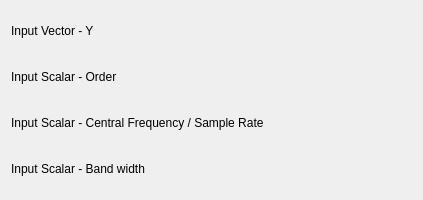
Qt form src/plugins/filters/butterworth_bandstop/filterbutterworthbandstopconfig.ui (Kst-plot/kst) before a commit.
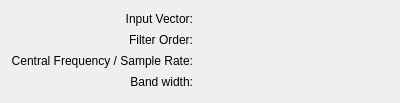
The same form after that commit. Custom widgets are drawn as their Qt base class.

```diff
--- a/src/plugins/filters/butterworth_bandstop/filterbutterworthbandstopconfig.ui
+++ b/src/plugins/filters/butterworth_bandstop/filterbutterworthbandstopconfig.ui
@@ -1,12 +1,12 @@
 <ui version="4.0" >
  <class>FilterButterworthBandStopConfig</class>
- <widget class="QWidget" name="FilterButterworthBandStopConfig" >
-  <property name="geometry" >
+ <widget class="QWidget" name="FilterButterworthBandStopConfig">
+  <property name="geometry">
    <rect>
     <x>0</x>
     <y>0</y>
-    <width>423</width>
-    <height>200</height>
+    <width>400</width>
+    <height>103</height>
    </rect>
   </property>
   <property name="minimumSize" >
@@ -15,161 +15,126 @@
     <height>0</height>
    </size>
   </property>
-  <layout class="QVBoxLayout" name="verticalLayout" >
-   <item>
-    <layout class="QHBoxLayout" name="horizontalLayout_4" >
-     <item>
-      <widget class="QLabel" name="label_3" >
-       <property name="sizePolicy" >
-        <sizepolicy vsizetype="Fixed" hsizetype="Fixed" >
+  <layout class="QGridLayout" name="gridLayout">
+   <item row="0" column="0">
+    <widget class="QLabel" name="label_3">
+     <property name="sizePolicy">
+      <sizepolicy hsizetype="Preferred" vsizetype="Fixed">
          <horstretch>0</horstretch>
          <verstretch>0</verstretch>
         </sizepolicy>
        </property>
-       <property name="text" >
-        <string>Input Vector - Y</string>
-       </property>
-       <property name="wordWrap" >
+     <property name="text">
+      <string>Input Vector:</string>
+     </property>
+     <property name="alignment">
+      <set>Qt::AlignRight|Qt::AlignTrailing|Qt::AlignVCenter</set>
+     </property>
+     <property name="wordWrap">
         <bool>false</bool>
        </property>
       </widget>
      </item>
-     <item>
-      <spacer name="horizontalSpacer" >
-       <property name="orientation" >
-        <enum>Qt::Horizontal</enum>
-       </property>
-       <property name="sizeHint" stdset="0" >
-        <size>
-         <width>40</width>
-         <height>20</height>
-        </size>
-       </property>
-      </spacer>
-     </item>
-     <item>
-      <widget class="Kst::VectorSelector" native="1" name="_vector" >
-       <property name="sizePolicy" >
-        <sizepolicy vsizetype="Preferred" hsizetype="Expanding" >
+   <item row="0" column="1">
+    <widget class="Kst::VectorSelector" name="_vector" native="true">
+     <property name="sizePolicy">
+      <sizepolicy hsizetype="Expanding" vsizetype="Preferred">
          <horstretch>0</horstretch>
          <verstretch>0</verstretch>
         </sizepolicy>
        </property>
       </widget>
      </item>
-    </layout>
-   </item>
-   <item>
-    <layout class="QHBoxLayout" name="horizontalLayout_3" >
-     <item>
-      <widget class="QLabel" name="label_4" >
-       <property name="sizePolicy" >
-        <sizepolicy vsizetype="Fixed" hsizetype="Fixed" >
+   <item row="1" column="0">
+    <widget class="QLabel" name="label_4">
+     <property name="sizePolicy">
+      <sizepolicy hsizetype="Preferred" vsizetype="Fixed">
          <horstretch>0</horstretch>
          <verstretch>0</verstretch>
         </sizepolicy>
        </property>
-       <property name="text" >
-        <string>Input Scalar - Order</string>
-       </property>
-       <property name="wordWrap" >
+     <property name="text">
+      <string>Filter Order:</string>
+     </property>
+     <property name="alignment">
+      <set>Qt::AlignRight|Qt::AlignTrailing|Qt::AlignVCenter</set>
+     </property>
+     <property name="wordWrap">
         <bool>false</bool>
        </property>
       </widget>
      </item>
-     <item>
-      <spacer name="horizontalSpacer_2" >
-       <property name="orientation" >
-        <enum>Qt::Horizontal</enum>
-       </property>
-       <property name="sizeHint" stdset="0" >
-        <size>
-         <width>40</width>
-         <height>20</height>
-        </size>
-       </property>
-      </spacer>
-     </item>
-     <item>
-      <widget class="Kst::ScalarSelector" native="1" name="_scalarOrder" />
-     </item>
-    </layout>
-   </item>
-   <item>
-    <layout class="QHBoxLayout" name="horizontalLayout_2" >
-     <item>
-      <widget class="QLabel" name="label_5" >
-       <property name="sizePolicy" >
-        <sizepolicy vsizetype="Fixed" hsizetype="Fixed" >
+   <item row="1" column="1">
+    <widget class="Kst::ScalarSelector" name="_scalarOrder" native="true">
+     <property name="sizePolicy">
+      <sizepolicy hsizetype="Expanding" vsizetype="Preferred">
+       <horstretch>0</horstretch>
+       <verstretch>0</verstretch>
+      </sizepolicy>
+     </property>
+    </widget>
+   </item>
+   <item row="2" column="0">
+    <widget class="QLabel" name="label_5">
+     <property name="sizePolicy">
+      <sizepolicy hsizetype="Fixed" vsizetype="Fixed">
          <horstretch>0</horstretch>
          <verstretch>0</verstretch>
         </sizepolicy>
        </property>
-       <property name="text" >
-        <string>Input Scalar - Central Frequency / Sample Rate</string>
-       </property>
-       <property name="wordWrap" >
+     <property name="text">
+      <string>Central Frequency / Sample Rate:</string>
+     </property>
+     <property name="alignment">
+      <set>Qt::AlignRight|Qt::AlignTrailing|Qt::AlignVCenter</set>
+     </property>
+     <property name="wordWrap">
         <bool>false</bool>
        </property>
       </widget>
      </item>
-     <item>
-      <spacer name="horizontalSpacer_3" >
-       <property name="orientation" >
-        <enum>Qt::Horizontal</enum>
-       </property>
-       <property name="sizeHint" stdset="0" >
-        <size>
-         <width>40</width>
-         <height>20</height>
-        </size>
-       </property>
-      </spacer>
-     </item>
-     <item>
-      <widget class="Kst::ScalarSelector" native="1" name="_scalarRate" />
-     </item>
-    </layout>
-   </item>
-   <item>
-    <layout class="QHBoxLayout" name="horizontalLayout" >
-     <item>
-      <widget class="QLabel" name="label_6" >
-       <property name="sizePolicy" >
-        <sizepolicy vsizetype="Fixed" hsizetype="Fixed" >
+   <item row="2" column="1">
+    <widget class="Kst::ScalarSelector" name="_scalarRate" native="true">
+     <property name="sizePolicy">
+      <sizepolicy hsizetype="Expanding" vsizetype="Preferred">
+       <horstretch>0</horstretch>
+       <verstretch>0</verstretch>
+      </sizepolicy>
+     </property>
+    </widget>
+   </item>
+   <item row="3" column="0">
+    <widget class="QLabel" name="label_6">
+     <property name="sizePolicy">
+      <sizepolicy hsizetype="Preferred" vsizetype="Fixed">
          <horstretch>0</horstretch>
          <verstretch>0</verstretch>
         </sizepolicy>
        </property>
-       <property name="text" >
-        <string>Input Scalar - Band width</string>
-       </property>
-       <property name="wordWrap" >
+     <property name="text">
+      <string>Band width:</string>
+     </property>
+     <property name="alignment">
+      <set>Qt::AlignRight|Qt::AlignTrailing|Qt::AlignVCenter</set>
+     </property>
+     <property name="wordWrap">
         <bool>false</bool>
        </property>
       </widget>
      </item>
-     <item>
-      <spacer name="horizontalSpacer_4" >
-       <property name="orientation" >
-        <enum>Qt::Horizontal</enum>
-       </property>
-       <property name="sizeHint" stdset="0" >
-        <size>
-         <width>40</width>
-         <height>20</height>
-        </size>
-       </property>
-      </spacer>
-     </item>
-     <item>
-      <widget class="Kst::ScalarSelector" native="1" name="_scalarBandwidth" />
-     </item>
-    </layout>
-   </item>
-  </layout>
+   <item row="3" column="1">
+    <widget class="Kst::ScalarSelector" name="_scalarBandwidth" native="true">
+     <property name="sizePolicy">
+      <sizepolicy hsizetype="Expanding" vsizetype="Preferred">
+       <horstretch>0</horstretch>
+       <verstretch>0</verstretch>
+      </sizepolicy>
+     </property>
+    </widget>
+   </item>
+  </layout>
  </widget>
- <layoutdefault spacing="6" margin="11" />
+ <layoutdefault spacing="6" margin="11"/>
  <pixmapfunction>qPixmapFromMimeSource</pixmapfunction>
  <customwidgets>
   <customwidget>
```
Left out of the diff: 5 changed lines with no effect on the pictures. Lines whose indentation alone changed are shown as unchanged.
